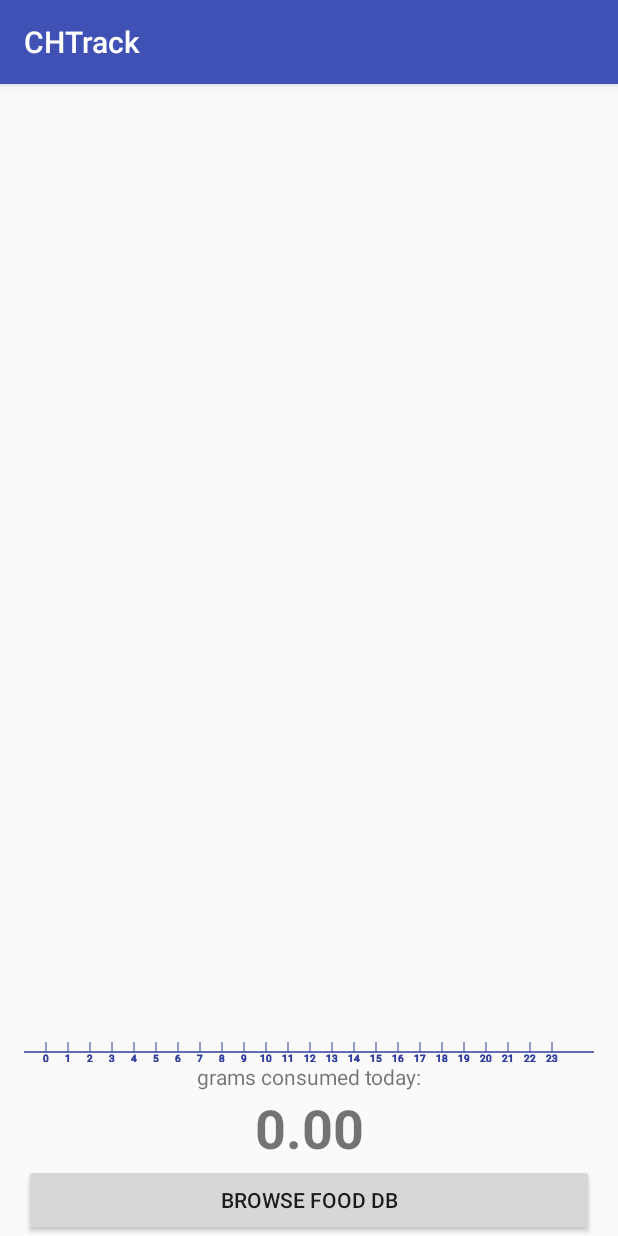
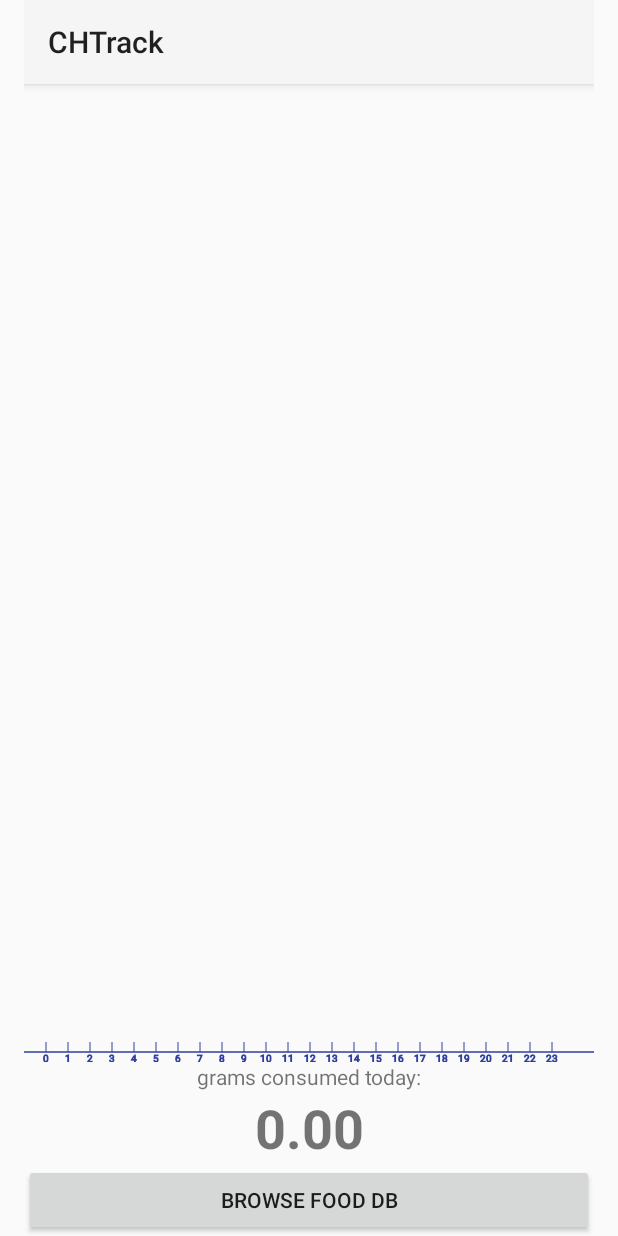
Before and after one commit to aowczarek/CHTrack, an Android app: the screen it shows after launch (MainActivity), on a phone screen of 412 x 824 dp. Run offline under Robolectric (Android 15) with nearby library versions, the phone set to English and light mode, and no system bars; 1 statement that could not run was skipped.

Commit message:
added toolbar

```diff
--- a/app/src/main/AndroidManifest.xml
+++ b/app/src/main/AndroidManifest.xml
@@ -8,7 +8,8 @@
         android:label="@string/app_name"
         android:roundIcon="@mipmap/ic_launcher_round"
         android:supportsRtl="true"
-        android:theme="@style/AppTheme">
+        android:theme="@style/Theme.AppCompat.Light.NoActionBar">
+        <!--android:theme="@style/AppTheme">-->
         <activity android:name=".MainActivity">
             <intent-filter>
                 <action android:name="android.intent.action.MAIN" />
--- a/app/src/main/java/com/example/kilgore/chtrack/MainActivity.java
+++ b/app/src/main/java/com/example/kilgore/chtrack/MainActivity.java
@@ -3,6 +3,7 @@ package com.example.kilgore.chtrack;
 import android.content.Intent;
 import android.support.v7.app.AppCompatActivity;
 import android.os.Bundle;
+import android.support.v7.widget.Toolbar;
 import android.view.View;
 import android.widget.Button;
 import android.widget.TextView;
@@ -19,6 +20,9 @@ public class MainActivity extends AppCompatActivity {
     protected void onCreate(Bundle savedInstanceState) {
         super.onCreate(savedInstanceState);
         setContentView(R.layout.activity_main);
+
+        Toolbar myToolbar = (Toolbar) findViewById(R.id.my_toolbar);
+        setSupportActionBar(myToolbar);
 
         barGraph = (BarGraph) findViewById(R.id.barGraph);
         buttonBrowseDB = (Button) findViewById(R.id.button_browseDB);
--- a/app/src/main/res/layout/activity_main.xml
+++ b/app/src/main/res/layout/activity_main.xml
@@ -8,6 +8,15 @@
     android:paddingRight="16dp"
     tools:context="com.example.kilgore.chtrack.MainActivity"
     android:orientation="vertical">
+
+    <android.support.v7.widget.Toolbar
+        android:id="@+id/my_toolbar"
+        android:layout_width="match_parent"
+        android:layout_height="?attr/actionBarSize"
+        android:background="?attr/colorPrimary"
+        android:elevation="4dp"
+        android:theme="@style/ThemeOverlay.AppCompat.ActionBar"
+        app:popupTheme="@style/ThemeOverlay.AppCompat.Light"/>
 
     <com.example.kilgore.chtrack.BarGraph
         android:layout_width="match_parent"
```
